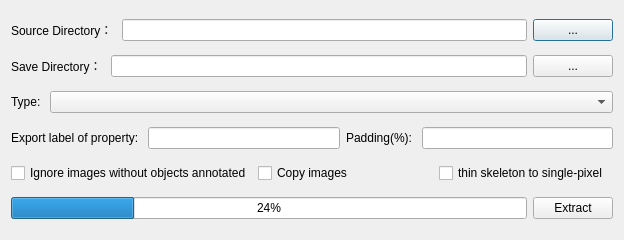
The window that uis/AnnoExporter.ui (looooongChen/IMANNO) describes before a commit, drawn with Qt 5.
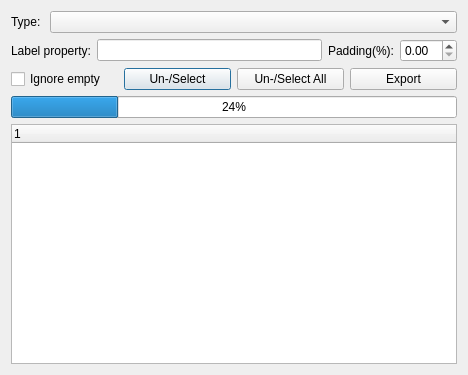
The same window after the commit.

Diff of the .ui file:
```diff
--- a/uis/AnnoExporter.ui
+++ b/uis/AnnoExporter.ui
@@ -6,56 +6,14 @@
    <rect>
     <x>0</x>
     <y>0</y>
-    <width>624</width>
-    <height>240</height>
+    <width>468</width>
+    <height>375</height>
    </rect>
   </property>
   <property name="windowTitle">
    <string>Dialog</string>
   </property>
   <layout class="QVBoxLayout" name="verticalLayout">
-   <item>
-    <layout class="QHBoxLayout" name="horizontalLayout_2">
-     <item>
-      <widget class="QLabel" name="label_2">
-       <property name="text">
-        <string>Source Directory： </string>
-       </property>
-      </widget>
-     </item>
-     <item>
-      <widget class="QLineEdit" name="source"/>
-     </item>
-     <item>
-      <widget class="QPushButton" name="source_button">
-       <property name="text">
-        <string>...</string>
-       </property>
-      </widget>
-     </item>
-    </layout>
-   </item>
-   <item>
-    <layout class="QHBoxLayout" name="horizontalLayout">
-     <item>
-      <widget class="QLabel" name="label">
-       <property name="text">
-        <string>Save Directory： </string>
-       </property>
-      </widget>
-     </item>
-     <item>
-      <widget class="QLineEdit" name="dest"/>
-     </item>
-     <item>
-      <widget class="QPushButton" name="dest_button">
-       <property name="text">
-        <string>...</string>
-       </property>
-      </widget>
-     </item>
-    </layout>
-   </item>
    <item>
     <layout class="QHBoxLayout" name="horizontalLayout_6">
      <item>
@@ -88,7 +46,7 @@
      <item>
       <widget class="QLabel" name="label_3">
        <property name="text">
-        <string>Export label of property: </string>
+        <string>Label property:</string>
        </property>
       </widget>
      </item>
@@ -98,58 +56,63 @@
      <item>
       <widget class="QLabel" name="label_5">
        <property name="text">
-        <string>Padding(%): </string>
+        <string>Padding(%):</string>
        </property>
       </widget>
      </item>
      <item>
-      <widget class="QLineEdit" name="padding"/>
-     </item>
-    </layout>
-   </item>
-   <item>
-    <layout class="QHBoxLayout" name="horizontalLayout_4">
-     <item>
-      <widget class="QCheckBox" name="ignore_empty">
-       <property name="text">
-        <string>Ignore images without objects annotated</string>
-       </property>
-      </widget>
-     </item>
-     <item>
-      <widget class="QCheckBox" name="copy_image">
-       <property name="text">
-        <string>Copy images</string>
-       </property>
-      </widget>
-     </item>
-     <item>
-      <widget class="QCheckBox" name="single_pixel">
-       <property name="text">
-        <string>thin skeleton to single-pixel</string>
-       </property>
-      </widget>
+      <widget class="QDoubleSpinBox" name="valuePadding"/>
      </item>
     </layout>
    </item>
    <item>
     <layout class="QHBoxLayout" name="horizontalLayout_3">
      <item>
-      <widget class="QProgressBar" name="progress">
-       <property name="value">
-        <number>24</number>
+      <widget class="QCheckBox" name="ckIgnoreEmpty">
+       <property name="text">
+        <string>Ignore empty</string>
        </property>
       </widget>
      </item>
      <item>
       <widget class="QPushButton" name="extract_button">
        <property name="text">
-        <string>Extract</string>
+        <string>Un-/Select</string>
+       </property>
+      </widget>
+     </item>
+     <item>
+      <widget class="QPushButton" name="btnSelectAll">
+       <property name="text">
+        <string>Un-/Select All</string>
+       </property>
+      </widget>
+     </item>
+     <item>
+      <widget class="QPushButton" name="btnExport">
+       <property name="text">
+        <string>Export</string>
        </property>
       </widget>
      </item>
     </layout>
    </item>
+   <item>
+    <widget class="QProgressBar" name="progressBar">
+     <property name="value">
+      <number>24</number>
+     </property>
+    </widget>
+   </item>
+   <item>
+    <widget class="QTreeWidget" name="fileList">
+     <column>
+      <property name="text">
+       <string notr="true">1</string>
+      </property>
+     </column>
+    </widget>
+   </item>
   </layout>
  </widget>
  <resources/>
```
Left out of the diff: 8 changed lines with no effect on the pictures.
